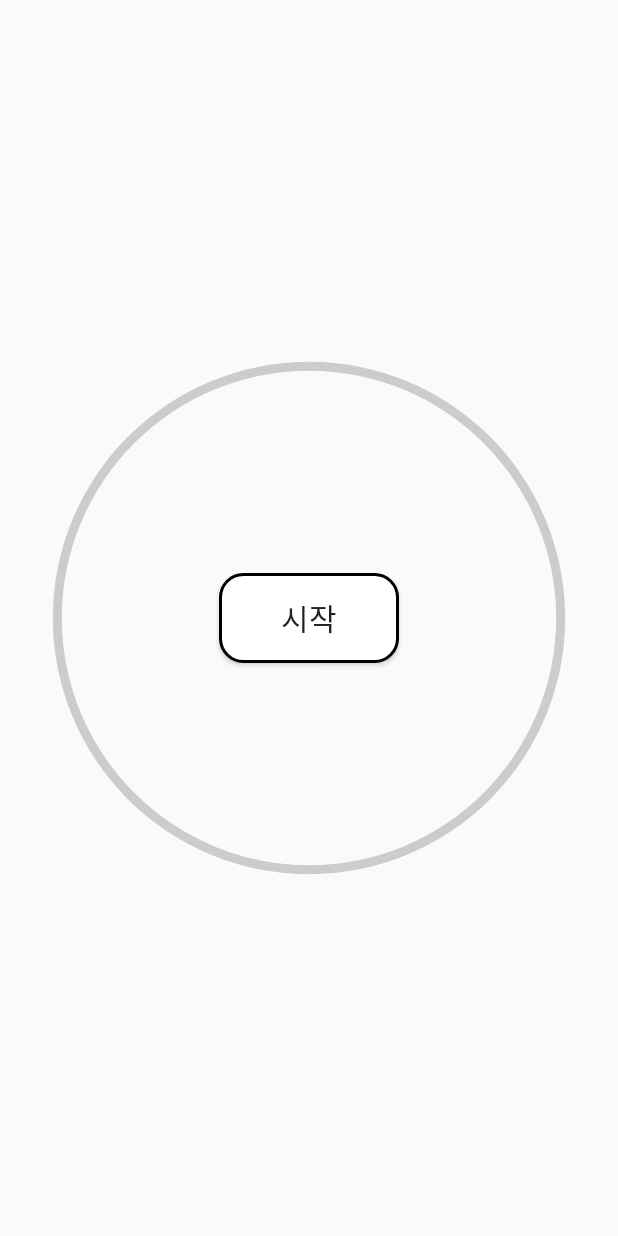
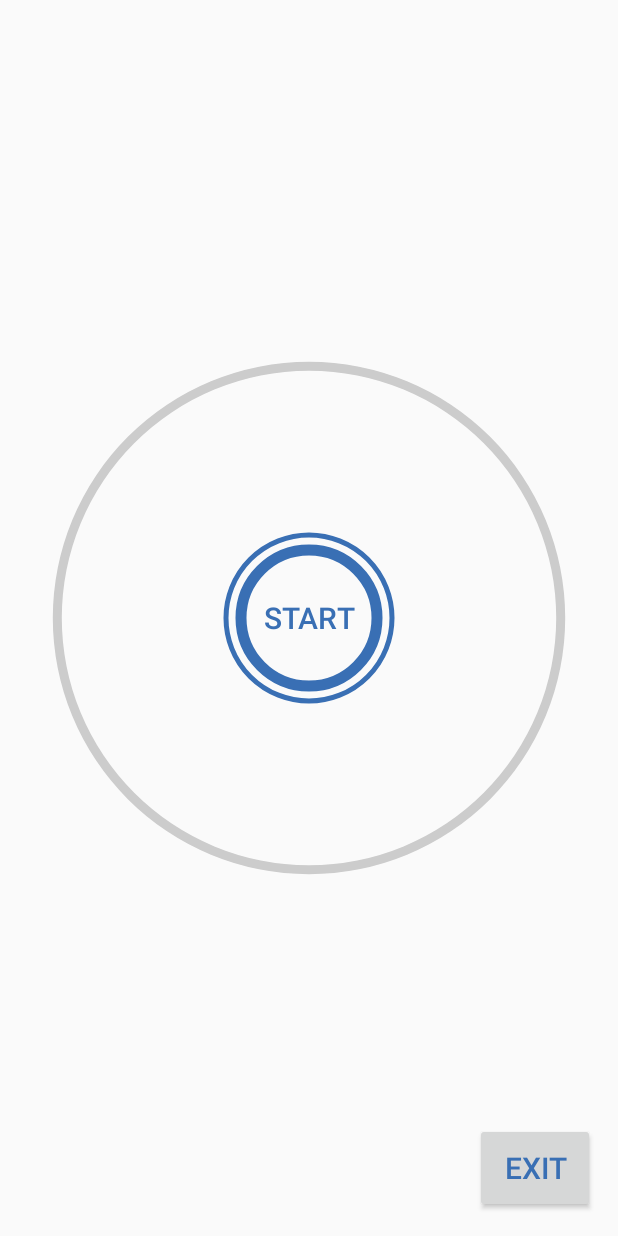
Before and after one commit to typebi/Stretching-alarm, an Android app: the screen it shows after launch (ProgressPage), after a tap on "PROGRESSBAR TEST", on a phone screen of 412 x 824 dp. Run offline under Robolectric (Android 15) with nearby library versions, the phone set to English and light mode, and no system bars; our stand-ins replace AdMob.

Commit message:
Fix an issue that alarm doesn't work when app was killed, And Add AdMob

```diff
--- a/app/build.gradle
+++ b/app/build.gradle
@@ -30,6 +30,7 @@ dependencies {
     implementation 'androidx.core:core-ktx:1.0.2'
     implementation 'androidx.constraintlayout:constraintlayout:1.1.3'
     implementation 'com.google.android.material:material:1.0.0'
+    implementation 'com.google.android.gms:play-services-ads:19.3.0'
     testImplementation 'junit:junit:4.12'
     androidTestImplementation 'androidx.test.ext:junit:1.1.0'
     androidTestImplementation 'androidx.test.espresso:espresso-core:3.1.1'
--- a/app/src/main/java/typebi/util/stralarm/Dismisser.kt
+++ b/app/src/main/java/typebi/util/stralarm/Dismisser.kt
@@ -1,6 +1,5 @@
 package typebi.util.stralarm
 
-import android.app.Notification
 import android.app.NotificationManager
 import android.content.BroadcastReceiver
 import android.content.Context
--- a/app/src/main/java/typebi/util/stralarm/MainActivity.kt
+++ b/app/src/main/java/typebi/util/stralarm/MainActivity.kt
@@ -1,12 +1,9 @@
 package typebi.util.stralarm
 
 import android.app.*
-import android.app.job.JobInfo
-import android.app.job.JobScheduler
-import android.content.ComponentName
 import android.content.ContentValues
-import android.content.Context
 import android.content.Intent
+import android.content.IntentFilter
 import android.database.Cursor
 import android.database.sqlite.SQLiteDatabase
 import android.graphics.Color
@@ -18,24 +15,30 @@ import android.widget.ImageButton
 import android.widget.LinearLayout
 import android.widget.TextView
 import androidx.appcompat.app.AppCompatActivity
-import androidx.core.content.getSystemService
 import androidx.core.view.children
+import com.google.android.gms.ads.AdRequest
+import com.google.android.gms.ads.AdView
+import com.google.android.gms.ads.MobileAds
 import kotlinx.android.synthetic.main.content_main.*
 import java.time.LocalDateTime
 import java.time.temporal.ChronoUnit
-import java.util.concurrent.TimeUnit
 
 
 class MainActivity : AppCompatActivity() {
     private lateinit var db:SQLiteDatabase
     private lateinit var timeChecker:TimeCounter
+    lateinit var mAdView : AdView
     private val am : AlarmManager by lazy {
         getSystemService(ALARM_SERVICE) as AlarmManager
     }
     override fun onCreate(savedInstanceState: Bundle?) {
         super.onCreate(savedInstanceState)
+        setContentView(R.layout.activity_main)
+        MobileAds.initialize(this) {}
+        mAdView = findViewById(R.id.admob)
+        val adRequest = AdRequest.Builder().build()
+        mAdView.loadAd(adRequest)
         Log.v("@@@@@@@@@@@@@@@@@","onCreate() 실행")
-        setContentView(R.layout.activity_main)
         db = openOrCreateDatabase("stretchingAlarm",MODE_PRIVATE, null)
         db.execSQL(getString(R.string.createTable))
         timeChecker = TimeCounter(this, checkClosest())
@@ -43,6 +46,10 @@ class MainActivity : AppCompatActivity() {
         renewAlarms()
         testBtn.setOnClickListener{
             startActivity(Intent(this, ProgressPage::class.java))
+        }
+        if (intent.getBooleanExtra("isDoze",false)) {
+            timeChecker.interrupt()
+            this.finish()
         }
     }
     override fun onStart() {
@@ -185,6 +192,7 @@ class MainActivity : AppCompatActivity() {
     }
     private fun checkClosest() : Time {
         var closestTime = LocalDateTime.now().plusYears(5)
+        lateinit var closestAlarmTitle : String
         val today = LocalDateTime.now().plusSeconds(1)
         val alarms = db.rawQuery("select * from STRALARM", null)
         if (alarms.count != 0) {
@@ -203,13 +211,16 @@ class MainActivity : AppCompatActivity() {
                     while(alarmTime.isBefore(today)) // 알람시작시가 현시각보다 이전이면 (알람기간 내 위치)
                         alarmTime = alarmTime.plusMinutes(interval)
 
-                if (alarmTime.isBefore(closestTime)) //가장 가까운 알람시간 갱신
+                if (alarmTime.isBefore(closestTime)) { //가장 가까운 알람시간 갱신
                     closestTime = alarmTime
+                    closestAlarmTitle = alarms.getString(1)
+                }
             }
             val alarmIntent = Intent(this, AlarmReceiver::class.java)
                 .putExtra("num",alarms.getInt(0))
                 .putExtra("title",getString(R.string.noti_title))
                 .putExtra("content",getString(R.string.noti_content))
+            if (closestAlarmTitle.isNotEmpty()) alarmIntent.putExtra("title",closestAlarmTitle)
             val pender = PendingIntent.getBroadcast(this, alarms.getInt(0), alarmIntent, PendingIntent.FLAG_CANCEL_CURRENT)
 
 //            val alarmInfo = JobInfo.Builder(alarms.getInt(0), ComponentName("typebi.util.stralarm", "typebi.util.stralarm.AlarmSchedulerService")).apply {
@@ -220,10 +231,12 @@ class MainActivity : AppCompatActivity() {
 //            }
 //            val js : JobScheduler = getSystemService(Context.JOB_SCHEDULER_SERVICE) as JobScheduler
 //            js.schedule(alarmInfo.build())
-            //am.setExactAndAllowWhileIdle(AlarmManager.ELAPSED_REALTIME, SystemClock.elapsedRealtime()+ChronoUnit.MILLIS.between(today, closestTime), pender)
-            val alarmClockInfo = AlarmManager.AlarmClockInfo(ChronoUnit.MILLIS.between(today, closestTime),pender)
-            am.setAlarmClock(alarmClockInfo, pender)
-            Log.v("###############################","알람 셋팅")
+
+//            am.setExactAndAllowWhileIdle(AlarmManager.ELAPSED_REALTIME, SystemClock.elapsedRealtime()+ChronoUnit.MILLIS.between(today, closestTime), pender)
+            am.setAlarmClock(
+                AlarmManager.AlarmClockInfo(System.currentTimeMillis()+ChronoUnit.MILLIS.between(today, closestTime),pender),
+                pender)
+            Log.v("###############################","알람 셋팅 closestTime: "+ closestTime+ " , 차이1 : "+ChronoUnit.MILLIS.between(today, closestTime))
             alarms.close()
             return Time(closestTime, Time.ALARM_EXISTS)
         }else{ //3. 알람이 아예 없는경우
@@ -238,4 +251,9 @@ class MainActivity : AppCompatActivity() {
     override fun onBackPressed() {
         BackPressHandler(this).onBackPressed()
     }
+
+    override fun onDestroy() {
+        super.onDestroy()
+        Log.v("##################","onDestroy()")
+    }
 }
--- a/app/src/main/java/typebi/util/stralarm/ProgressPage.kt
+++ b/app/src/main/java/typebi/util/stralarm/ProgressPage.kt
@@ -3,23 +3,24 @@ package typebi.util.stralarm
 import android.app.NotificationManager
 import android.content.Context
 import android.os.Bundle
-import android.os.Handler
 import android.os.VibrationEffect
 import android.os.Vibrator
 import android.util.Log
 import android.view.View
 import androidx.appcompat.app.AppCompatActivity
-import androidx.core.content.getSystemService
 import kotlinx.android.synthetic.main.progress_page.*
 
-class ProgressPage() : AppCompatActivity() {
+class ProgressPage : AppCompatActivity() {
+    private val vibe by lazy {
+        getSystemService(Context.VIBRATOR_SERVICE) as Vibrator
+    }
+    private val vibeEffect = VibrationEffect.createWaveform(longArrayOf(0,500,500,250), 1)
+    private var vibeFlag = true
     override fun onCreate(savedInstanceState: Bundle?) {
         super.onCreate(savedInstanceState)
         val noti = getSystemService(Context.NOTIFICATION_SERVICE) as NotificationManager
         noti.cancel(intent.getIntExtra("notiId",1))
         setContentView(R.layout.progress_page)
-        val vibe = getSystemService(Context.VIBRATOR_SERVICE) as Vibrator
-        val vibeEffect = VibrationEffect.createWaveform(longArrayOf(0,500,500,250), 1)
         startBtn.setOnClickListener{
             startBtn.visibility = View.INVISIBLE
             val time : Int = intent.getIntExtra("time",15)
@@ -30,10 +31,7 @@ class ProgressPage() : AppCompatActivity() {
                     progressBar.setProgress(progressBar.progress + 1, true)
                     Thread.sleep(tick)
                 }
-                runOnUiThread {
-                    exitBtn.visibility = View.VISIBLE
-                    vibe.vibrate(vibeEffect)
-                }
+                if(vibeFlag) vibe.vibrate(vibeEffect)
             }).start()
             Thread(Runnable {
                 for (i in 0 .. time) {
@@ -47,4 +45,11 @@ class ProgressPage() : AppCompatActivity() {
             finish()
         }
     }
+    override fun onBackPressed(){
+    }
+    override fun onDestroy() {
+        super.onDestroy()
+        vibe.cancel()
+        vibeFlag = false
+    }
 }
--- a/app/src/main/java/typebi/util/stralarm/TimeCounter.kt
+++ b/app/src/main/java/typebi/util/stralarm/TimeCounter.kt
@@ -16,8 +16,8 @@ class TimeCounter(private val context: Context, private var alarmTime: Time):Thr
             val hour = reviseTime(ChronoUnit.HOURS.between(LocalDateTime.now(), alarmTime.time))
             val min = reviseTime(ChronoUnit.MINUTES.between(LocalDateTime.now(), alarmTime.time) - hour.toInt()*60)
             val sec = reviseTime(ChronoUnit.SECONDS.between(LocalDateTime.now(), alarmTime.time) - hour.toInt()*60*60 - min.toInt()*60)
-            context.time_display.text = if (hour.toInt()>0) context.getString(R.string.alarm_display_hour)+"$hour : $min : $sec"
-            else context.getString(R.string.alarm_display_no_hour)+"$min : $sec"
+            context.time_display.text = if (hour.toInt()>0) context.getString(R.string.alarm_display)+"$hour : $min : $sec"
+            else context.getString(R.string.alarm_display)+"$min : $sec"
             if (alarmTime.state == Time.NO_ALARMS) {
                 context.time_display.text = context.getString(R.string.alarm_display_no_alarm)
                 break
--- /dev/null
+++ b/app/src/main/res/drawable/btn_circle.xml
@@ -0,0 +1,25 @@
+<?xml version="1.0" encoding="utf-8"?>
+<layer-list xmlns:android="http://schemas.android.com/apk/res/android">
+    <item>
+        <shape
+            android:shape="ring"
+            android:innerRadius="55dp"
+            android:thickness="0dp"
+            android:useLevel="false">
+            <solid android:color="#8AA8E6"/>
+            <stroke android:width="3dp"
+                android:color="#396FB4"/>
+        </shape>
+    </item>
+    <item>
+        <shape
+            android:shape="ring"
+            android:innerRadius="45dp"
+            android:thickness="0dp"
+            android:useLevel="false">
+            <solid android:color="#FFFFFF"/>
+            <stroke android:width="7.5dp"
+                android:color="#396FB4"/>
+        </shape>
+    </item>
+</layer-list>
--- a/app/src/main/res/layout/progress_page.xml
+++ b/app/src/main/res/layout/progress_page.xml
@@ -8,6 +8,7 @@
         android:layout_width="match_parent"
         android:layout_height="match_parent"
         android:gravity="center"
+        android:textColor="#396FB4"
         android:textSize="50sp">
     </TextView>
     <ProgressBar android:id="@+id/progressBar"
@@ -22,17 +23,25 @@
     </ProgressBar>
     <Button android:id="@+id/startBtn"
         android:layout_width="120dp"
-        android:layout_height="60dp"
-        android:background="@drawable/border_layout"
+        android:layout_height="120dp"
+        android:background="@drawable/btn_circle"
         android:text="@string/progress_start"
         android:textSize="20sp"
+        android:textColor="#396FB4"
         android:layout_gravity="center"/>
-    <Button android:id="@+id/exitBtn"
-        android:layout_width="120dp"
-        android:layout_height="60dp"
-        android:background="@drawable/border_layout"
-        android:text="@string/progress_exit"
-        android:textSize="20sp"
-        android:layout_gravity="center"
-        android:visibility="invisible"/>
+    <RelativeLayout
+        android:layout_width="match_parent"
+        android:layout_height="match_parent">
+        <Button android:id="@+id/exitBtn"
+            android:layout_width="80dp"
+            android:layout_height="60dp"
+            android:layout_alignParentRight="true"
+            android:layout_alignParentBottom="true"
+            android:layout_marginRight="15dp"
+            android:layout_marginBottom="15dp"
+            android:text="@string/progress_exit"
+            android:textSize="20sp"
+            android:textColor="#396FB4"
+            android:layout_gravity="end"/>
+    </RelativeLayout>
 </FrameLayout>
--- a/app/src/main/res/values/strings.xml
+++ b/app/src/main/res/values/strings.xml
@@ -15,12 +15,11 @@
     <string name="insertAlarm">insert into STRALARM(NAME , START_H , START_M , END_H , END_M , INTERVAL, SETTINGS)  values($name, $sh, $sm, $eh, $em, $intvl, $settings)</string>
     <string name="selectLatest">select * from STRALARM order by NUM desc limit 1</string>
 
-    <string name="alarm_display_hour">다음 스트레칭\n</string>
-    <string name="alarm_display_no_hour">다음 스트레칭\n</string>
+    <string name="alarm_display">다음 스트레칭\n</string>
     <string name="alarm_display_no_alarm">알람이 없어요</string>
 
     <string name="noti_title">스트레칭 할 시간이에요</string>
-    <string name="noti_content">지금 하면 15초, 안 하면 디스크수술 3천만원</string>
+    <string name="noti_content">지금 하면 15초, 안 하면 디스크 개작살</string>
 
     <string name="time_start">부터</string>
     <string name="time_end">까지</string>
@@ -29,6 +28,6 @@
     <string name="bell_setting">알람음</string>
     <string name="vibration_setting">진동</string>
 
-    <string name="progress_start">시작</string>
-    <string name="progress_exit">종료</string>
+    <string name="progress_start">START</string>
+    <string name="progress_exit">EXIT</string>
 </resources>
--- a/build.gradle
+++ b/build.gradle
@@ -8,7 +8,7 @@ buildscript {
 
     }
     dependencies {
-        classpath 'com.android.tools.build:gradle:3.5.2'
+        classpath 'com.android.tools.build:gradle:4.0.1'
         classpath "org.jetbrains.kotlin:kotlin-gradle-plugin:$kotlin_version"
         // NOTE: Do not place your application dependencies here; they belong
         // in the individual module build.gradle files
```
Also changed, not shown: app/src/main/AndroidManifest.xml (+8 -1 lines), app/src/main/java/typebi/util/stralarm/AlarmReceiver.kt (+16 -11 lines), app/src/main/java/typebi/util/stralarm/NotificationHandler.kt (+14 -9 lines), app/src/main/res/layout/content_main.xml (+12 -8 lines), app/src/main/res/drawable/progress_bar_circle_back.xml (indentation only), gradle/wrapper/gradle-wrapper.properties.
